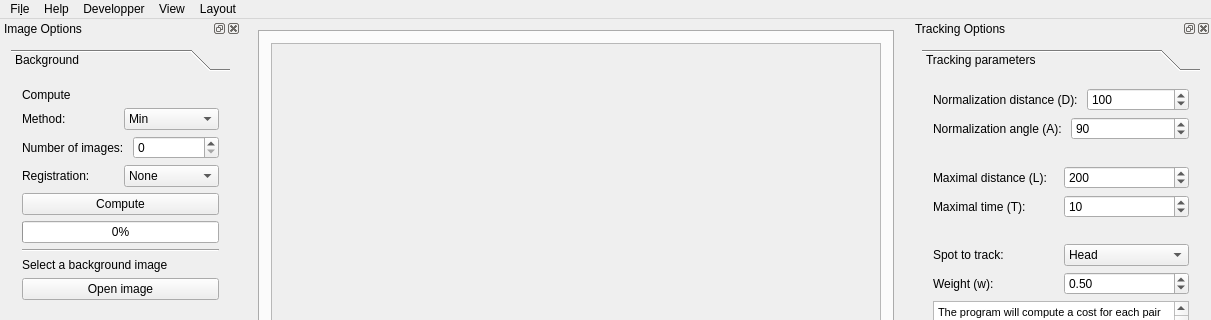
Above: src/interactive.ui from FastTrackOrg/FastTrack before the change; both pictures show x 0 to 1211 and y 0 to 320 of the 1211 by 898 pixel window. Below: the same form after it.
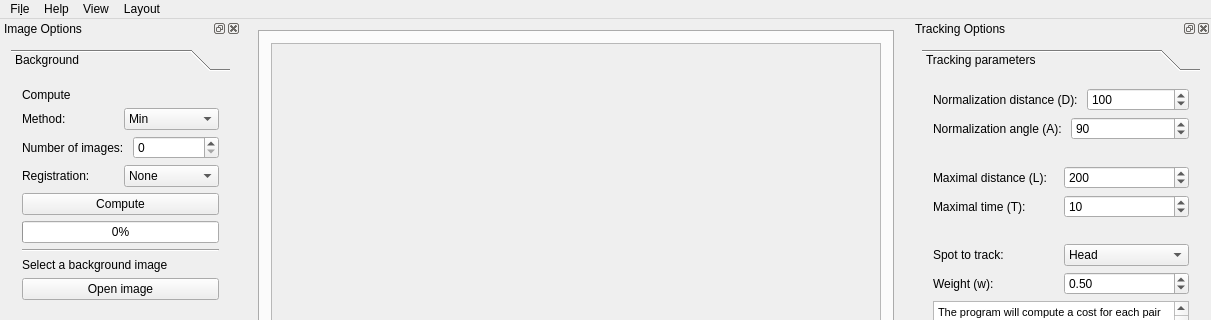
That is the form after the change.

Commit message: [del] interactive: delete deprecated benchmark feature

Diff of the .ui file:
```diff
--- a/src/interactive.ui
+++ b/src/interactive.ui
@@ -1034,7 +1034,7 @@
      <x>0</x>
      <y>0</y>
      <width>1211</width>
-     <height>22</height>
+     <height>30</height>
     </rect>
    </property>
    <widget class="QMenu" name="menuOpen">
@@ -1048,12 +1048,6 @@
      <string>Help</string>
     </property>
    </widget>
-   <widget class="QMenu" name="menuDevelopper">
-    <property name="title">
-     <string>Developper</string>
-    </property>
-    <addaction name="actionbenchmark"/>
-   </widget>
    <widget class="QMenu" name="menuView">
     <property name="title">
      <string>View</string>
@@ -1070,7 +1064,6 @@
    </widget>
    <addaction name="menuOpen"/>
    <addaction name="menuHelp"/>
-   <addaction name="menuDevelopper"/>
    <addaction name="menuView"/>
    <addaction name="menuLayout"/>
   </widget>
```
Left out of the diff: 62 changed lines with no effect on the pictures. The commit also changes 5 other files.
